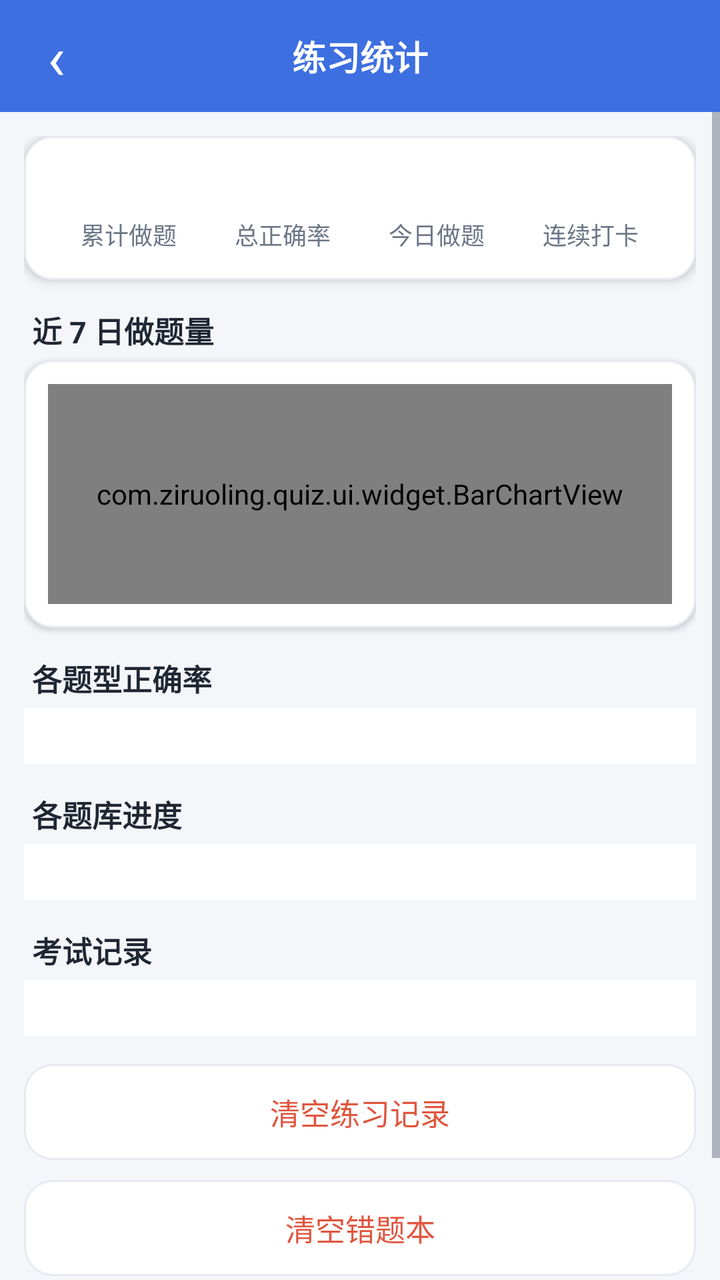
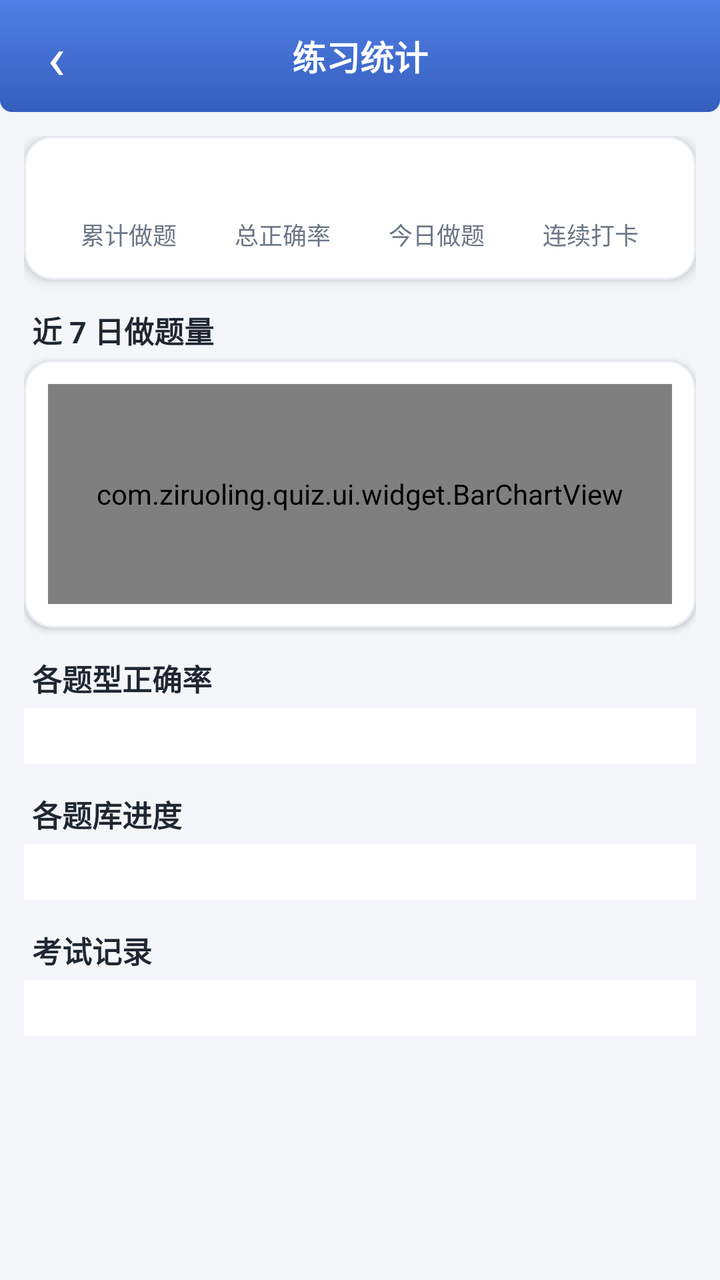

Two renders of the same Android screen: before a commit and after it. Below are the layout's source before the change and the commit's diff.
<!-- AndroidManifest.xml: application theme AppTheme.Light -->
<!-- res/layout/activity_stats.xml -->
<?xml version="1.0" encoding="utf-8"?>
<LinearLayout xmlns:android="http://schemas.android.com/apk/res/android"
    android:layout_width="match_parent"
    android:layout_height="match_parent"
    android:background="?attr/qzBg"
    android:orientation="vertical">

    <FrameLayout
        android:layout_width="match_parent"
        android:layout_height="wrap_content"
        android:background="?attr/qzPrimary">

        <TextView
            android:id="@+id/btnBack"
            android:layout_width="56dp"
            android:layout_height="56dp"
            android:gravity="center"
            android:text="‹"
            android:textColor="?attr/qzOnPrimary"
            android:textSize="30sp" />

        <TextView
            android:layout_width="wrap_content"
            android:layout_height="56dp"
            android:layout_gravity="center"
            android:gravity="center"
            android:text="@string/ui_108"
            android:textColor="?attr/qzOnPrimary"
            android:textSize="17sp"
            android:textStyle="bold" />
    </FrameLayout>

    <ScrollView
        android:layout_width="match_parent"
        android:layout_height="0dp"
        android:layout_weight="1"
        android:fillViewport="true">

        <LinearLayout
            android:layout_width="match_parent"
            android:layout_height="wrap_content"
            android:orientation="vertical"
            android:padding="12dp">

            <LinearLayout
                android:layout_width="match_parent"
                android:layout_height="wrap_content"
                android:background="@drawable/bg_card"
                android:elevation="3dp"
                android:orientation="horizontal"
                android:padding="14dp">

                <LinearLayout
                    android:layout_width="0dp"
                    android:layout_height="wrap_content"
                    android:layout_weight="1"
                    android:gravity="center"
                    android:orientation="vertical">
                    <TextView android:layout_width="wrap_content" android:layout_height="wrap_content"
                        android:id="@+id/totalTv"
                        android:textColor="?attr/qzText"
                        android:textSize="18sp"
                        android:textStyle="bold" />
                    <TextView android:layout_width="wrap_content" android:layout_height="wrap_content"
                        android:layout_marginTop="2dp"
                        android:text="@string/ui_105"
                        android:textColor="?attr/qzTextSub"
                        android:textSize="12sp" />
                </LinearLayout>

                <LinearLayout
                    android:layout_width="0dp"
                    android:layout_height="wrap_content"
                    android:layout_weight="1"
                    android:gravity="center"
                    android:orientation="vertical">
                    <TextView android:layout_width="wrap_content" android:layout_height="wrap_content"
                        android:id="@+id/rateTv"
                        android:textColor="?attr/qzGreen"
                        android:textSize="18sp"
                        android:textStyle="bold" />
                    <TextView android:layout_width="wrap_content" android:layout_height="wrap_content"
                        android:layout_marginTop="2dp"
                        android:text="@string/ui_55"
                        android:textColor="?attr/qzTextSub"
                        android:textSize="12sp" />
                </LinearLayout>

                <LinearLayout
                    android:layout_width="0dp"
                    android:layout_height="wrap_content"
                    android:layout_weight="1"
                    android:gravity="center"
                    android:orientation="vertical">
                    <TextView android:layout_width="wrap_content" android:layout_height="wrap_content"
                        android:id="@+id/todayTv"
                        android:textColor="?attr/qzPrimary"
                        android:textSize="18sp"
                        android:textStyle="bold" />
                    <TextView android:layout_width="wrap_content" android:layout_height="wrap_content"
                        android:layout_marginTop="2dp"
                        android:text="@string/ui_13"
                        android:textColor="?attr/qzTextSub"
                        android:textSize="12sp" />
                </LinearLayout>

                <LinearLayout
                    android:layout_width="0dp"
                    android:layout_height="wrap_content"
                    android:layout_weight="1"
                    android:gravity="center"
                    android:orientation="vertical">
                    <TextView android:layout_width="wrap_content" android:layout_height="wrap_content"
                        android:id="@+id/streakTv"
                        android:textColor="?attr/qzOrange"
                        android:textSize="18sp"
                        android:textStyle="bold" />
                    <TextView android:layout_width="wrap_content" android:layout_height="wrap_content"
                        android:layout_marginTop="2dp"
                        android:text="@string/ui_126"
                        android:textColor="?attr/qzTextSub"
                        android:textSize="12sp" />
                </LinearLayout>
            </LinearLayout>

            <TextView android:layout_width="wrap_content" android:layout_height="wrap_content"
                android:layout_marginTop="14dp"
                android:layout_marginBottom="4dp"
                android:paddingLeft="4dp"
                android:text="@string/ui_124"
                android:textColor="?attr/qzText"
                android:textSize="15sp"
                android:textStyle="bold" />

            <LinearLayout
                android:layout_width="match_parent"
                android:layout_height="wrap_content"
                android:background="@drawable/bg_card"
                android:elevation="2dp"
                android:orientation="vertical"
                android:padding="12dp">

                <com.ziruoling.quiz.ui.widget.BarChartView
                    android:id="@+id/bar"
                    android:layout_width="match_parent"
                    android:layout_height="110dp" />
            </LinearLayout>

            <TextView android:layout_width="wrap_content" android:layout_height="wrap_content"
                android:layout_marginTop="14dp"
                android:layout_marginBottom="4dp"
                android:paddingLeft="4dp"
                android:text="@string/ui_34"
                android:textColor="?attr/qzText"
                android:textSize="15sp"
                android:textStyle="bold" />

            <LinearLayout
                android:id="@+id/typeBox"
                android:layout_width="match_parent"
                android:layout_height="wrap_content"
                android:background="?attr/qzSurface"
                android:orientation="vertical"
                android:padding="14dp" />

            <TextView android:layout_width="wrap_content" android:layout_height="wrap_content"
                android:layout_marginTop="14dp"
                android:layout_marginBottom="4dp"
                android:paddingLeft="4dp"
                android:text="@string/ui_36"
                android:textColor="?attr/qzText"
                android:textSize="15sp"
                android:textStyle="bold" />

            <LinearLayout
                android:id="@+id/bankBox"
                android:layout_width="match_parent"
                android:layout_height="wrap_content"
                android:background="?attr/qzSurface"
                android:orientation="vertical"
                android:padding="14dp" />

            <TextView android:layout_width="wrap_content" android:layout_height="wrap_content"
                android:layout_marginTop="14dp"
                android:layout_marginBottom="4dp"
                android:paddingLeft="4dp"
                android:text="@string/ui_112"
                android:textColor="?attr/qzText"
                android:textSize="15sp"
                android:textStyle="bold" />

            <LinearLayout
                android:id="@+id/examBox"
                android:layout_width="match_parent"
                android:layout_height="wrap_content"
                android:background="?attr/qzSurface"
                android:orientation="vertical"
                android:padding="14dp" />

            <TextView
                android:id="@+id/btnClear"
                android:layout_width="match_parent"
                android:layout_height="48dp"
                android:layout_marginTop="14dp"
                android:background="@drawable/bg_card_ripple"
                android:gravity="center"
                android:text="@string/ui_84"
                android:textColor="?attr/qzRed"
                android:textSize="15sp" />

            <TextView
                android:id="@+id/btnClearWrong"
                android:layout_width="match_parent"
                android:layout_height="48dp"
                android:layout_marginTop="10dp"
                android:background="@drawable/bg_card_ripple"
                android:gravity="center"
                android:text="@string/ui_86"
                android:textColor="?attr/qzRed"
                android:textSize="15sp" />

            <TextView
                android:id="@+id/btnClearFav"
                android:layout_width="match_parent"
                android:layout_height="48dp"
                android:layout_marginTop="10dp"
                android:background="@drawable/bg_card_ripple"
                android:gravity="center"
                android:text="@string/ui_83"
                android:textColor="?attr/qzRed"
                android:textSize="15sp" />
        </LinearLayout>
    </ScrollView>
</LinearLayout>
<!-- resources referenced by this layout -->
<resources>
  <!-- drawable bg_card_ripple (drawable) -->
  <?xml version="1.0" encoding="utf-8"?>
  <ripple xmlns:android="http://schemas.android.com/apk/res/android"
      android:color="#22000000">
      <item>
          <shape android:shape="rectangle">
              <solid android:color="?attr/qzSurface" />
              <corners android:radius="14dp" />
              <stroke android:width="1dp" android:color="?attr/qzStroke" />
          </shape>
      </item>
  </ripple>
  <string name="ui_108">练习统计</string>
  <string name="ui_112">考试记录</string>
  <string name="ui_126">连续打卡</string>
  <string name="ui_13">今日做题</string>
  <string name="ui_36">各题库进度</string>
  <string name="ui_55">总正确率</string>
  <string name="ui_83">清空收藏</string>
  <string name="ui_84">清空练习记录</string>
  <string name="ui_86">清空错题本</string>
  <style name="AppTheme.Light" parent="android:Theme.Material.Light.NoActionBar">
          <item name="android:colorPrimary">@color/primaryLight</item>
          <item name="android:colorPrimaryDark">@color/primaryDarkLight</item>
          <item name="android:colorAccent">@color/primaryLight</item>
          <item name="android:windowBackground">@color/bgLight</item>
          <item name="android:colorBackground">@color/bgLight</item>
          <item name="android:statusBarColor">@color/primaryDarkLight</item>
          <item name="android:navigationBarColor">@color/bgLight</item>
          <item name="android:textColorPrimary">@color/textLight</item>
          <item name="android:textColorSecondary">@color/textSubLight</item>
  
          <item name="qzPrimary">@color/primaryLight</item>
          <item name="qzBg">@color/bgLight</item>
          <item name="qzSurface">@color/surfaceLight</item>
          <item name="qzChipBg">@color/chipBgLight</item>
          <item name="qzText">@color/textLight</item>
          <item name="qzTextSub">@color/textSubLight</item>
          <item name="qzDivider">@color/dividerLight</item>
          <item name="qzGreen">@color/greenLight</item>
          <item name="qzGreenBg">@color/greenBgLight</item>
          <item name="qzRed">@color/redLight</item>
          <item name="qzRedBg">@color/redBgLight</item>
          <item name="qzOrange">@color/orangeLight</item>
          <item name="qzOrangeBg">@color/orangeBgLight</item>
          <item name="qzPrimaryBg">@color/primaryBgLight</item>
          <item name="qzStroke">@color/strokeLight</item>
          <item name="qzOnPrimary">@color/white</item>
      </style>
  <color name="white">#FFFFFF</color>
  <!-- unchanged entries left out for length: 20 -->
</resources>

<!-- the commit's change to res/layout/activity_stats.xml (unified diff, before → after) -->
@@ -8,7 +8,7 @@
     <FrameLayout
         android:layout_width="match_parent"
         android:layout_height="wrap_content"
-        android:background="?attr/qzPrimary">
+        android:background="@drawable/bg_topbar">
 
         <TextView
             android:id="@+id/btnBack"
@@ -196,39 +196,6 @@
                 android:background="?attr/qzSurface"
                 android:orientation="vertical"
                 android:padding="14dp" />
-
-            <TextView
-                android:id="@+id/btnClear"
-                android:layout_width="match_parent"
-                android:layout_height="48dp"
-                android:layout_marginTop="14dp"
-                android:background="@drawable/bg_card_ripple"
-                android:gravity="center"
-                android:text="@string/ui_84"
-                android:textColor="?attr/qzRed"
-                android:textSize="15sp" />
-
-            <TextView
-                android:id="@+id/btnClearWrong"
-                android:layout_width="match_parent"
-                android:layout_height="48dp"
-                android:layout_marginTop="10dp"
-                android:background="@drawable/bg_card_ripple"
-                android:gravity="center"
-                android:text="@string/ui_86"
-                android:textColor="?attr/qzRed"
-                android:textSize="15sp" />
-
-            <TextView
-                android:id="@+id/btnClearFav"
-                android:layout_width="match_parent"
-                android:layout_height="48dp"
-                android:layout_marginTop="10dp"
-                android:background="@drawable/bg_card_ripple"
-                android:gravity="center"
-                android:text="@string/ui_83"
-                android:textColor="?attr/qzRed"
-                android:textSize="15sp" />
-        </LinearLayout>
+</LinearLayout>
     </ScrollView>
 </LinearLayout>
<!-- resource entries referenced after the edit -->
@@ -1,27 +1,38 @@
 <!-- resources referenced by this layout -->
 <resources>
-  <!-- drawable bg_card_ripple (drawable) -->
+  <!-- drawable bg_topbar (drawable) -->
   <?xml version="1.0" encoding="utf-8"?>
-  <ripple xmlns:android="http://schemas.android.com/apk/res/android"
-      android:color="#22000000">
+  <layer-list xmlns:android="http://schemas.android.com/apk/res/android">
       <item>
           <shape android:shape="rectangle">
-              <solid android:color="?attr/qzSurface" />
-              <corners android:radius="14dp" />
-              <stroke android:width="1dp" android:color="?attr/qzStroke" />
+              <solid android:color="?attr/qzPrimary" />
+              <corners android:bottomLeftRadius="6dp" android:bottomRightRadius="6dp" />
           </shape>
       </item>
-  </ripple>
+      <item>
+          <shape android:shape="rectangle">
+              <gradient android:angle="270"
+                  android:startColor="#00000000" android:endColor="#26000000" />
+              <corners android:bottomLeftRadius="6dp" android:bottomRightRadius="6dp" />
+          </shape>
+      </item>
+      <item>
+          <shape android:shape="rectangle">
+              <gradient android:angle="270"
+                  android:startColor="#1AFFFFFF" android:endColor="#00FFFFFF" />
+              <corners android:bottomLeftRadius="6dp" android:bottomRightRadius="6dp" />
+          </shape>
+      </item>
+  </layer-list>
   <string name="ui_108">练习统计</string>
   <string name="ui_112">考试记录</string>
   <string name="ui_126">连续打卡</string>
   <string name="ui_13">今日做题</string>
   <string name="ui_36">各题库进度</string>
   <string name="ui_55">总正确率</string>
-  <string name="ui_83">清空收藏</string>
-  <string name="ui_84">清空练习记录</string>
-  <string name="ui_86">清空错题本</string>
   <style name="AppTheme.Light" parent="android:Theme.Material.Light.NoActionBar">
+          <item name="android:popupMenuStyle">@style/QzPopup.Light</item>
+          <item name="android:alertDialogTheme">@style/QzDialog.Light</item>
           <item name="android:colorPrimary">@color/primaryLight</item>
           <item name="android:colorPrimaryDark">@color/primaryDarkLight</item>
           <item name="android:colorAccent">@color/primaryLight</item>
@@ -49,7 +60,22 @@
           <item name="qzStroke">@color/strokeLight</item>
           <item name="qzOnPrimary">@color/white</item>
       </style>
+  <style name="QzPopup.Light" parent="android:Widget.Material.Light.PopupMenu">
+          <item name="android:popupBackground">@color/surfaceLight</item>
+          <item name="android:textColorPrimary">@color/primaryLight</item>
+          <item name="android:textColorSecondary">@color/textSubLight</item>
+      </style>
+  <style name="QzDialog.Light" parent="android:Theme.Material.Dialog.Alert">
+          <item name="android:windowBackground">@color/surfaceLight</item>
+          <item name="android:colorAccent">@color/primaryLight</item>
+          <item name="android:colorPrimary">@color/primaryLight</item>
+          <item name="android:textColorPrimary">@color/textLight</item>
+          <item name="android:textColorSecondary">@color/textSubLight</item>
+          <item name="android:colorBackgroundFloating">@color/surfaceLight</item>
+          <item name="android:textColorAlertDialogListItem">@color/dialogItemBlueLight</item>
+      </style>
   <color name="white">#FFFFFF</color>
+  <color name="dialogItemBlueLight">#2B54A8</color>
   <!-- unchanged entries left out for length: 20 -->
 </resources>
 
